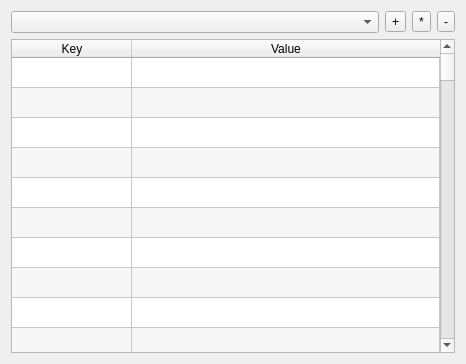
Above: RequestFlowApp/RequestFlow/ui/EnvironmentsWidget.ui from fatehmtd/RequestFlow before the change. Below: the same form after it.
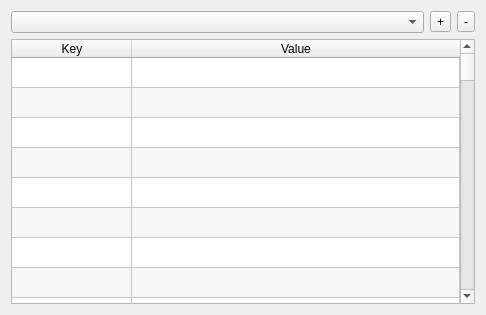
That is the form after the change. Icons and pictures are not drawn.

Commit message: persist active environment for graphs

```diff
--- a/RequestFlowApp/RequestFlow/ui/EnvironmentsWidget.ui
+++ b/RequestFlowApp/RequestFlow/ui/EnvironmentsWidget.ui
@@ -6,26 +6,28 @@
    <rect>
     <x>0</x>
     <y>0</y>
-    <width>466</width>
-    <height>364</height>
+    <width>486</width>
+    <height>315</height>
    </rect>
   </property>
+  <property name="minimumSize">
+   <size>
+    <width>486</width>
+    <height>315</height>
+   </size>
+  </property>
   <property name="windowTitle">
    <string>Environments</string>
   </property>
   <layout class="QGridLayout" name="gridLayout">
-   <item row="0" column="3">
-    <widget class="QToolButton" name="toolButton_remove">
-     <property name="text">
-      <string>-</string>
-     </property>
-     <property name="icon">
-      <iconset theme=":/ui/minus">
-       <normaloff>.</normaloff>.</iconset>
+   <item row="0" column="0">
+    <widget class="QComboBox" name="comboBox_environments">
+     <property name="editable">
+      <bool>false</bool>
      </property>
     </widget>
    </item>
-   <item row="1" column="0" colspan="4">
+   <item row="1" column="0" colspan="3">
     <widget class="QTableWidget" name="tableWidget_entries">
      <property name="alternatingRowColors">
       <bool>true</bool>
@@ -157,10 +159,13 @@
      </column>
     </widget>
    </item>
-   <item row="0" column="0">
-    <widget class="QComboBox" name="comboBox_environments">
-     <property name="editable">
-      <bool>false</bool>
+   <item row="0" column="2">
+    <widget class="QToolButton" name="toolButton_remove">
+     <property name="text">
+      <string>-</string>
+     </property>
+     <property name="icon">
+      <iconset theme=":/ui/minus"/>
      </property>
     </widget>
    </item>
@@ -170,15 +175,7 @@
       <string>+</string>
      </property>
      <property name="icon">
-      <iconset theme=":/ui/plus">
-       <normaloff>.</normaloff>.</iconset>
-     </property>
-    </widget>
-   </item>
-   <item row="0" column="2">
-    <widget class="QToolButton" name="toolButton_clone">
-     <property name="text">
-      <string>*</string>
+      <iconset theme=":/ui/plus"/>
      </property>
     </widget>
    </item>
```
The commit also changes 25 other files.
